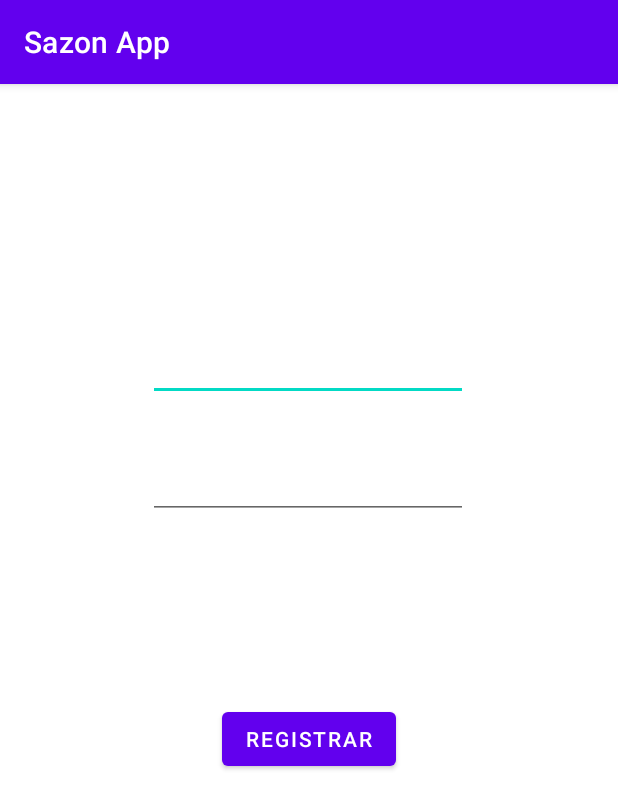
After one commit to Namoku/SazonApp, an Android app: the RegisterActivity screen opened directly, with no data from a screen before it, on a phone screen of 412 x 824 dp. The commit adds this screen. Shown: the top 809 px of the screen. Run offline under Robolectric (Android 15) with nearby library versions, the phone set to English and light mode, and no system bars; our stand-ins replace Firebase (no records; nobody signed in at launch, a user with empty details on screens opened directly); libraries missing offline, so code that uses them is left out: com.basgeekball.awesomevalidation; 3 statements that could not run were skipped.

Commit message:
register

```diff
--- a/app/build.gradle
+++ b/app/build.gradle
@@ -41,6 +41,8 @@ dependencies {
     implementation 'androidx.navigation:navigation-fragment:2.3.5'
     implementation 'androidx.navigation:navigation-ui:2.3.5'
     implementation 'com.google.firebase:firebase-database:20.0.3'
+    implementation 'com.google.firebase:firebase-auth:21.0.1'
+    implementation 'com.basgeekball:awesome-validation:4.3'
     testImplementation 'junit:junit:4.+'
     androidTestImplementation 'androidx.test.ext:junit:1.1.3'
     androidTestImplementation 'androidx.test.espresso:espresso-core:3.4.0'
--- a/app/src/main/AndroidManifest.xml
+++ b/app/src/main/AndroidManifest.xml
@@ -9,6 +9,12 @@
         android:roundIcon="@mipmap/ic_launcher_round"
         android:supportsRtl="true"
         android:theme="@style/Theme.SazonApp">
+        <activity
+            android:name=".RegisterActivity"
+            android:exported="false" />
+        <activity
+            android:name=".LoginActivity"
+            android:exported="false" />
         <activity
             android:name=".HomeActivity"
             android:exported="false"
--- a/app/src/main/java/com/timrocket/sazonapp/MainActivity.java
+++ b/app/src/main/java/com/timrocket/sazonapp/MainActivity.java
@@ -18,7 +18,7 @@ public class MainActivity extends AppCompatActivity {
         start.setOnClickListener(new View.OnClickListener() {
             @Override
             public void onClick(View view) {
-                Intent a = new Intent(MainActivity.this,HomeActivity.class);
+                Intent a = new Intent(MainActivity.this,LoginActivity.class);
                 startActivity(a);
             }
         });
--- /dev/null
+++ b/app/src/main/java/com/timrocket/sazonapp/RegisterActivity.java
@@ -0,0 +1,67 @@
+package com.timrocket.sazonapp;
+
+import androidx.annotation.NonNull;
+import androidx.appcompat.app.AppCompatActivity;
+
+import android.os.Bundle;
+import android.util.Patterns;
+import android.view.View;
+import android.widget.Button;
+import android.widget.EditText;
+import android.widget.Toast;
+
+import com.basgeekball.awesomevalidation.AwesomeValidation;
+import com.basgeekball.awesomevalidation.ValidationStyle;
+import com.google.android.gms.tasks.OnCompleteListener;
+import com.google.android.gms.tasks.Task;
+import com.google.firebase.auth.AuthResult;
+import com.google.firebase.auth.FirebaseAuth;
+
+import java.util.regex.Pattern;
+
+public class RegisterActivity extends AppCompatActivity {
+    EditText et1, et2;
+    Button registrar;
+    FirebaseAuth firebaseAuth;
+    AwesomeValidation awesomeValidation;
+    @Override
+    protected void onCreate(Bundle savedInstanceState) {
+        super.onCreate(savedInstanceState);
+        setContentView(R.layout.activity_register);
+        //Obtenemos la isntancia de la base de datos para autentificar los usuarios
+        firebaseAuth = FirebaseAuth.getInstance();
+        awesomeValidation = new AwesomeValidation(ValidationStyle.BASIC);
+        //hacemos validacion de que se ingrese un formato de correo aceptado
+        awesomeValidation.addValidation(this,R.id.edemail, Patterns.EMAIL_ADDRESS,R.string.invalid_email);
+        //hacemos validacion para que la contraseña tenga mas de 6 caracteres
+        awesomeValidation.addValidation(this,R.id.edpassword,".{6,}",R.string.invalid_pass);
+
+        et1 = (EditText) findViewById(R.id.edemail);
+        et2 = (EditText) findViewById(R.id.edpassword);
+        registrar = (Button) findViewById(R.id.btncrear);
+        registrar.setOnClickListener(new View.OnClickListener() {
+            @Override
+            public void onClick(View view) {
+
+                String email = et1.getText().toString();
+                String pass = et2.getText().toString();
+                if(awesomeValidation.validate()){
+                    firebaseAuth.createUserWithEmailAndPassword(email,pass).addOnCompleteListener(new OnCompleteListener<AuthResult>() {
+                        @Override
+                        public void onComplete(@NonNull Task<AuthResult> task) {
+                            if(task.isSuccessful()){
+                                Toast.makeText(RegisterActivity.this,"Usuario creado con exito",Toast.LENGTH_LONG).show();
+                            }else{
+                                Toast.makeText(RegisterActivity.this,"Error al agregar usuario",Toast.LENGTH_LONG).show();
+                            }
+                        }
+                    });
+
+                }else{
+                    Toast.makeText(RegisterActivity.this,"Completa todos los campos",Toast.LENGTH_LONG).show();
+                }
+
+            }
+        });
+    }
+}
--- /dev/null
+++ b/app/src/main/res/layout/activity_register.xml
@@ -0,0 +1,45 @@
+<?xml version="1.0" encoding="utf-8"?>
+<androidx.constraintlayout.widget.ConstraintLayout xmlns:android="http://schemas.android.com/apk/res/android"
+    xmlns:app="http://schemas.android.com/apk/res-auto"
+    xmlns:tools="http://schemas.android.com/tools"
+    android:layout_width="match_parent"
+    android:layout_height="match_parent"
+    tools:context=".RegisterActivity">
+
+    <EditText
+        android:id="@+id/edemail"
+        android:layout_width="wrap_content"
+        android:layout_height="wrap_content"
+        android:ems="10"
+        android:inputType="textEmailAddress"
+        app:layout_constraintBottom_toBottomOf="parent"
+        app:layout_constraintEnd_toEndOf="parent"
+        app:layout_constraintHorizontal_bias="0.497"
+        app:layout_constraintStart_toStartOf="parent"
+        app:layout_constraintTop_toTopOf="parent"
+        app:layout_constraintVertical_bias="0.23" />
+
+    <EditText
+        android:id="@+id/edpassword"
+        android:layout_width="wrap_content"
+        android:layout_height="wrap_content"
+        android:ems="10"
+        android:inputType="textPassword"
+        app:layout_constraintBottom_toBottomOf="parent"
+        app:layout_constraintEnd_toEndOf="parent"
+        app:layout_constraintHorizontal_bias="0.497"
+        app:layout_constraintStart_toStartOf="parent"
+        app:layout_constraintTop_toTopOf="parent"
+        app:layout_constraintVertical_bias="0.339" />
+
+    <Button
+        android:id="@+id/btncrear"
+        android:layout_width="wrap_content"
+        android:layout_height="wrap_content"
+        android:text="Registrar"
+        app:layout_constraintBottom_toBottomOf="parent"
+        app:layout_constraintEnd_toEndOf="parent"
+        app:layout_constraintStart_toStartOf="parent"
+        app:layout_constraintTop_toBottomOf="@+id/edpassword"
+        app:layout_constraintVertical_bias="0.286" />
+</androidx.constraintlayout.widget.ConstraintLayout>
--- a/app/src/main/res/values/strings.xml
+++ b/app/src/main/res/values/strings.xml
@@ -11,4 +11,7 @@
     <string name="menu_home">Home</string>
     <string name="menu_gallery">Gallery</string>
     <string name="menu_slideshow">Slideshow</string>
+
+    <string name="invalid_email">Ingrese un email valido</string>
+    <string name="invalid_pass">Ingresa una contraseña de mas de 6 caracteres</string>
 </resources>
--- a/build.gradle
+++ b/build.gradle
@@ -3,6 +3,7 @@ buildscript {
     repositories {
         google()
         mavenCentral()
+        maven { url 'https://jitpack.io' }
     }
     dependencies {
         classpath "com.android.tools.build:gradle:7.0.4"
```
Also changed, not shown: app/src/main/java/com/timrocket/sazonapp/LoginActivity.java (added, +37 -0 lines), app/src/main/res/layout/activity_login.xml (added, +58 -0 lines).
